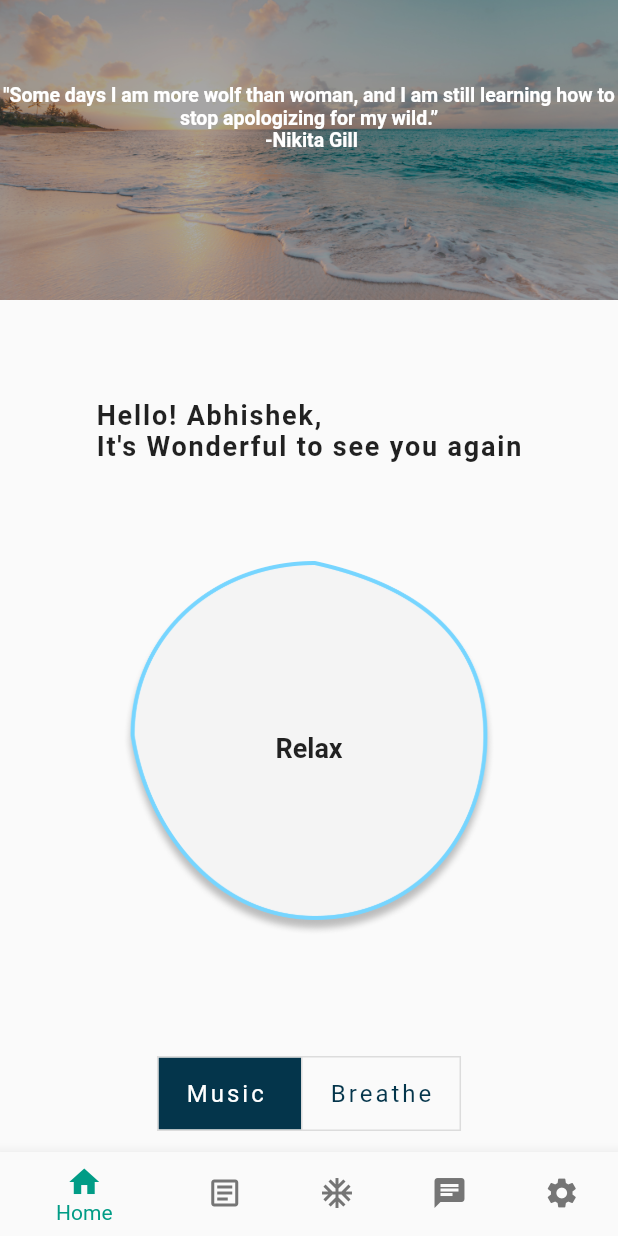
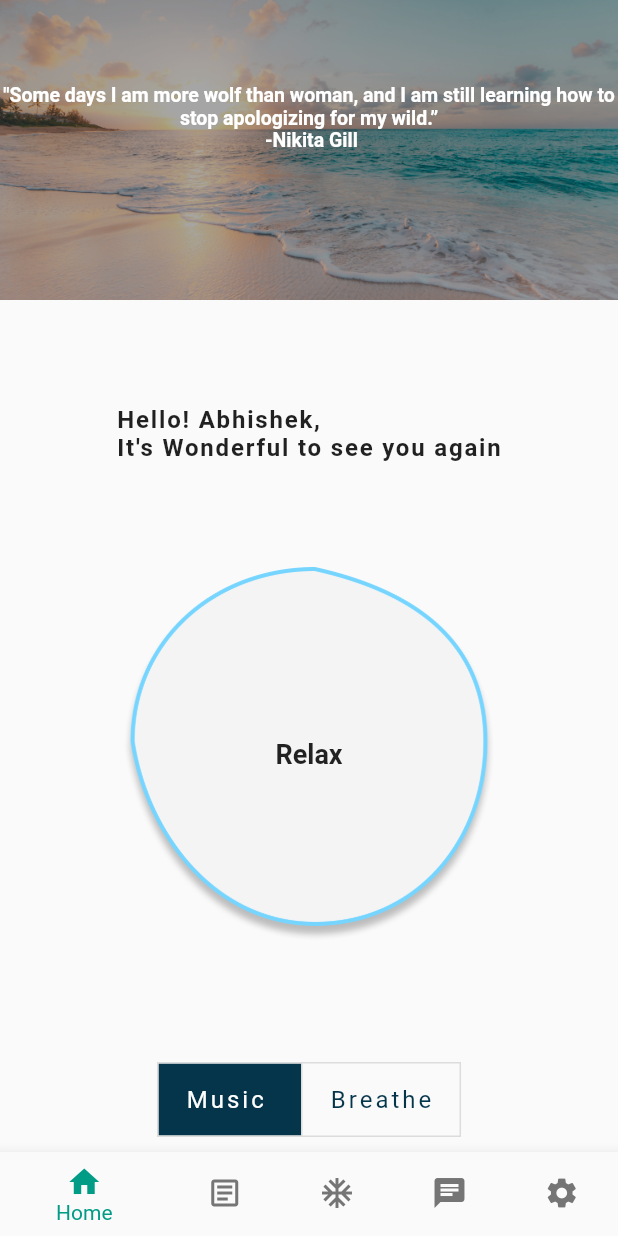
Before and after one commit to hackat-a-t-hon/tervis, a Flutter app: the screen it shows after launch, after a tap on "Music", on a phone screen of 412 x 824 dp. Run offline on Flutter 3.47's test engine with Material 2 defaults, Android fonts, the phone set to English and light mode, and no system bars.

Commit message:
Dependency Error Fixed (HomepageReturn merge complete)

```diff
--- a/lib/homepageReturnScreen.dart
+++ b/lib/homepageReturnScreen.dart
@@ -2,7 +2,7 @@
 
 import 'package:flutter/cupertino.dart';
 import 'package:flutter/material.dart';
-import 'package:just_audio/just_audio.dart';
+// import 'package:just_audio/just_audio.dart';
 import 'package:tervis/constants.dart';
 
 class HomePage extends StatefulWidget {
@@ -14,7 +14,7 @@ class _HomePageState extends State<HomePage> {
   var isSelected = [false, false];
   bool isAudioPlaying = false;
   String textIn = "Press A Button To\n Start";
-  AudioPlayer audioPlayer = AudioPlayer();
+  // AudioPlayer audioPlayer = AudioPlayer();
   @override
   Widget build(BuildContext context) {
     return Container(
@@ -47,7 +47,7 @@ class _HomePageState extends State<HomePage> {
             "Hello! Abhishek,\nIt's Wonderful to see you again",
             textAlign: TextAlign.left,
             style: TextStyle(
-                fontWeight: FontWeight.w600, fontSize: 18, letterSpacing: 1.2),
+                fontWeight: FontWeight.w600, fontSize: 16, letterSpacing: 1.2),
           ),
           Stack(
             children: [
@@ -71,12 +71,12 @@ class _HomePageState extends State<HomePage> {
             ],
           ),
           Padding(
-            padding: const EdgeInsets.all(14.0),
+            padding: const EdgeInsets.all(10.0),
             child: ToggleButtons(
               children: [Text("   Music    "), Text("   Breathe   ")],
               isSelected: isSelected,
               onPressed: (index) {
-                play(audioPlayer);
+                // play(audioPlayer);
                 setState(() {
                   isSelected[index] = !isSelected[index];
                   isSelected[(index + 1) % 2] = false;
--- a/lib/main.dart
+++ b/lib/main.dart
@@ -18,7 +18,7 @@ class MyApp extends StatelessWidget {
       routes: {
         '/': (context) => SplashScreen(),
       },
-      home: SplashScreen(),
+      // home: SplashScreen(),
     );
   }
 }
--- a/pubspec.yaml
+++ b/pubspec.yaml
@@ -23,8 +23,7 @@ environment:
 dependencies:
   flutter:
     sdk: flutter
-#  audioplayers: ^0.16.1
-  just_audio: ^0.5.2
+#  just_audio: ^0.5.2
 
   # The following adds the Cupertino Icons font to your application.
   # Use with the CupertinoIcons class for iOS style icons.
```
Also changed, not shown: pubspec.lock.
